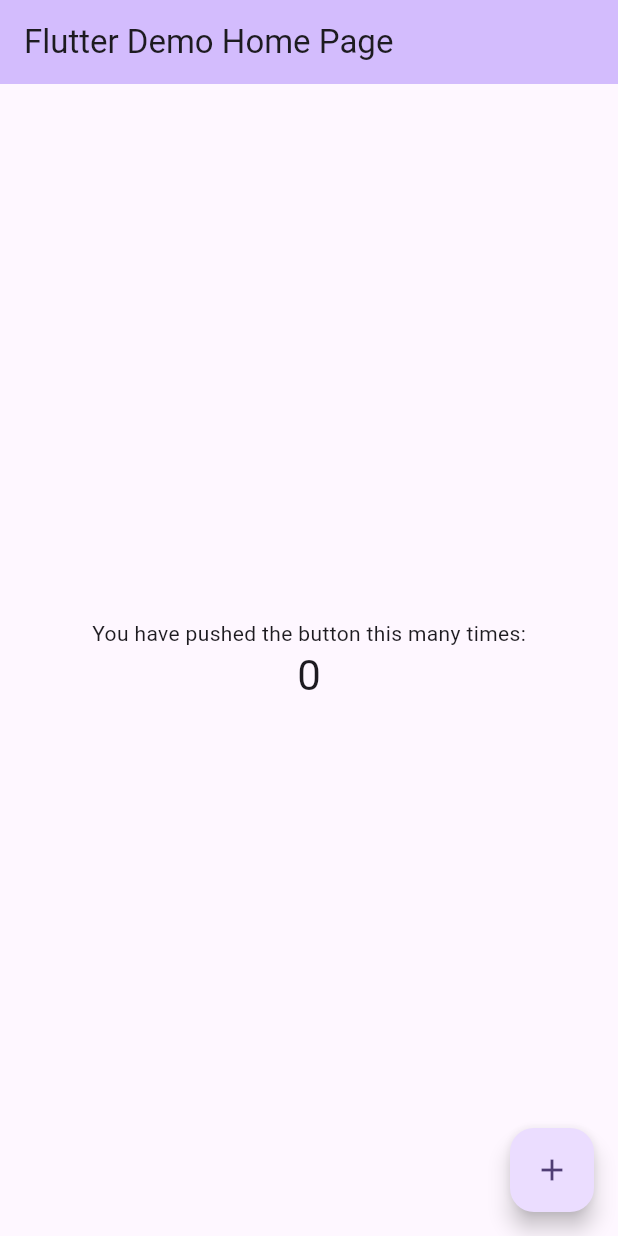
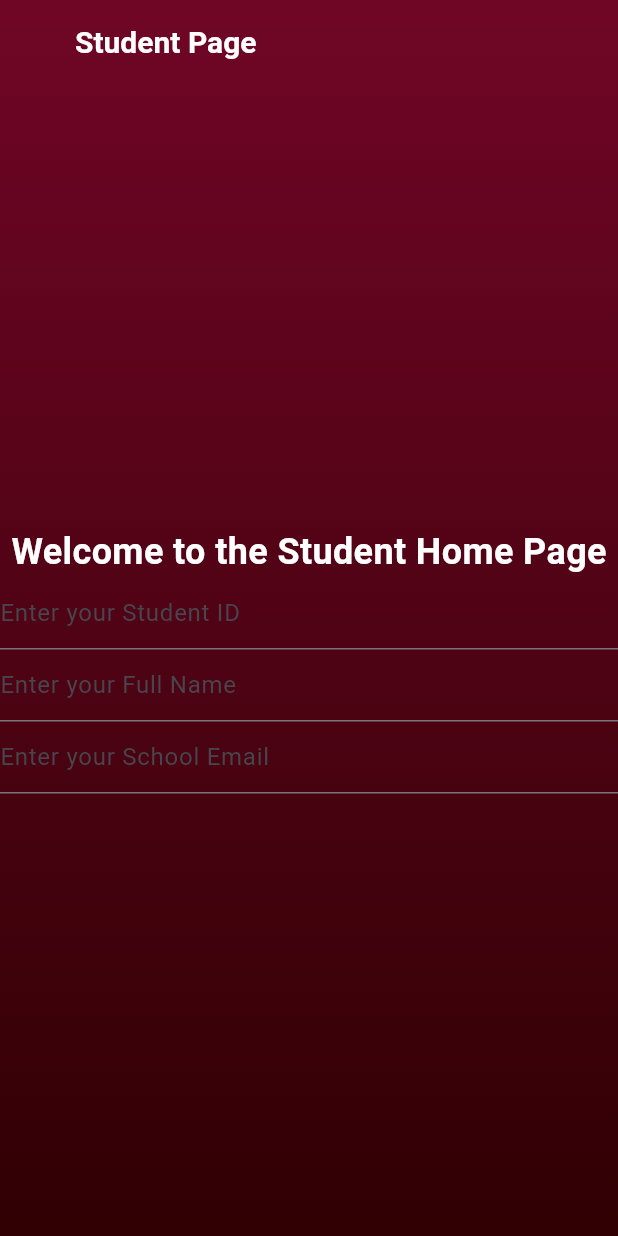
Before and after one commit to Alexander040105/soft-eng-prototypes, a Flutter app: the screen it shows after launch, on a phone screen of 412 x 824 dp. Run offline on Flutter 3.47's test engine with Material 3 defaults, Android fonts, the phone set to English and light mode, and no system bars; Roboto replaces fonts that are missing (Poppins).

```diff
--- a/acad_performance_tracker/front_end/lib/main.dart
+++ b/acad_performance_tracker/front_end/lib/main.dart
@@ -1,9 +1,9 @@
 import 'package:flutter/material.dart';
+import 'pages/students_pages/register_student.dart';
 
 void main() {
   runApp(const MyApp());
 }
-
 class MyApp extends StatelessWidget {
   const MyApp({super.key});
 
@@ -12,114 +12,34 @@ class MyApp extends StatelessWidget {
   Widget build(BuildContext context) {
     return MaterialApp(
       title: 'Flutter Demo',
+      debugShowCheckedModeBanner: false,
+      home: const RegisterStudentWidget(),
+      routes: {
+        '/home': (context) => RegisterStudentWidget(),
+      },
       theme: ThemeData(
-        // This is the theme of your application.
-        //
-        // TRY THIS: Try running your application with "flutter run". You'll see
-        // the application has a purple toolbar. Then, without quitting the app,
-        // try changing the seedColor in the colorScheme below to Colors.green
-        // and then invoke "hot reload" (save your changes or press the "hot
-        // reload" button in a Flutter-supported IDE, or press "r" if you used
-        // the command line to start the app).
-        //
-        // Notice that the counter didn't reset back to zero; the application
-        // state is not lost during the reload. To reset the state, use hot
-        // restart instead.
-        //
-        // This works for code too, not just values: Most code changes can be
-        // tested with just a hot reload.
-        colorScheme: ColorScheme.fromSeed(seedColor: Colors.deepPurple),
-        useMaterial3: true,
+        appBarTheme: AppBarTheme(
+          backgroundColor: Colors.transparent,
+          titleSpacing: 50,
+          titleTextStyle: TextStyle(
+            fontWeight: FontWeight.bold,
+            color: Colors.white,
+            fontFamily: "Poppins",
+            fontSize: 20,
+          ),
+          iconTheme: IconThemeData(color: Colors.white),
+        ),
+        scaffoldBackgroundColor:Colors.transparent,
+        drawerTheme: DrawerThemeData(
+          backgroundColor: Color(0xFF700626),
+        ),
+        elevatedButtonTheme: ElevatedButtonThemeData(
+          style: ElevatedButton.styleFrom(
+            backgroundColor: Color.fromARGB(255, 172, 10, 58),
+          )
+        ),
+        iconTheme: IconThemeData(color: Colors.white),
       ),
-      home: const MyHomePage(title: 'Flutter Demo Home Page'),
     );
   }
 }
-
-class MyHomePage extends StatefulWidget {
-  const MyHomePage({super.key, required this.title});
-
-  // This widget is the home page of your application. It is stateful, meaning
-  // that it has a State object (defined below) that contains fields that affect
-  // how it looks.
-
-  // This class is the configuration for the state. It holds the values (in this
-  // case the title) provided by the parent (in this case the App widget) and
-  // used by the build method of the State. Fields in a Widget subclass are
-  // always marked "final".
-
-  final String title;
-
-  @override
-  State<MyHomePage> createState() => _MyHomePageState();
-}
-
-class _MyHomePageState extends State<MyHomePage> {
-  int _counter = 0;
-
-  void _incrementCounter() {
-    setState(() {
-      // This call to setState tells the Flutter framework that something has
-      // changed in this State, which causes it to rerun the build method below
-      // so that the display can reflect the updated values. If we changed
-      // _counter without calling setState(), then the build method would not be
-      // called again, and so nothing would appear to happen.
-      _counter++;
-    });
-  }
-
-  @override
-  Widget build(BuildContext context) {
-    // This method is rerun every time setState is called, for instance as done
-    // by the _incrementCounter method above.
-    //
-    // The Flutter framework has been optimized to make rerunning build methods
-    // fast, so that you can just rebuild anything that needs updating rather
-    // than having to individually change instances of widgets.
-    return Scaffold(
-      appBar: AppBar(
-        // TRY THIS: Try changing the color here to a specific color (to
-        // Colors.amber, perhaps?) and trigger a hot reload to see the AppBar
-        // change color while the other colors stay the same.
-        backgroundColor: Theme.of(context).colorScheme.inversePrimary,
-        // Here we take the value from the MyHomePage object that was created by
-        // the App.build method, and use it to set our appbar title.
-        title: Text(widget.title),
-      ),
-      body: Center(
-        // Center is a layout widget. It takes a single child and positions it
-        // in the middle of the parent.
-        child: Column(
-          // Column is also a layout widget. It takes a list of children and
-          // arranges them vertically. By default, it sizes itself to fit its
-          // children horizontally, and tries to be as tall as its parent.
-          //
-          // Column has various properties to control how it sizes itself and
-          // how it positions its children. Here we use mainAxisAlignment to
-          // center the children vertically; the main axis here is the vertical
-          // axis because Columns are vertical (the cross axis would be
-          // horizontal).
-          //
-          // TRY THIS: Invoke "debug painting" (choose the "Toggle Debug Paint"
-          // action in the IDE, or press "p" in the console), to see the
-          // wireframe for each widget.
-          mainAxisAlignment: MainAxisAlignment.center,
-          children: <Widget>[
-            const Text(
-              'You have pushed the button this many times:',
-            ),
-            Text(
-              '$_counter',
-              style: Theme.of(context).textTheme.headlineMedium,
-            ),
-          ],
-        ),
-      ),
-      floatingActionButton: FloatingActionButton(
-        onPressed: _incrementCounter,
-        tooltip: 'Increment',
-        child: const Icon(Icons.add),
-      ), // This trailing comma makes auto-formatting nicer for build methods.
-    );
-  }
-}
--- /dev/null
+++ b/acad_performance_tracker/front_end/lib/pages/students_pages/register_student.dart
@@ -0,0 +1,66 @@
+import 'package:flutter/material.dart';
+
+class RegisterStudentWidget extends StatefulWidget {
+  const RegisterStudentWidget({super.key});
+
+  @override
+  State<RegisterStudentWidget> createState() => _RegisterStudentWidgetState();
+}
+
+
+
+class _RegisterStudentWidgetState extends State<RegisterStudentWidget> {
+  @override
+  Widget build(BuildContext context) {
+
+    return Container(
+      decoration: BoxDecoration(
+        gradient: LinearGradient(
+          begin: Alignment.topCenter,
+          end: Alignment.bottomCenter,
+          colors: [
+            const Color(0xFF700626),
+            const Color(0xFF300003),
+          ],
+        ),
+      ),
+
+      child: Scaffold(
+        appBar: AppBar(
+          title: const Text('Student Page'),
+        ),
+
+        body: Center(
+          child: Form(
+            child: Column(
+              mainAxisAlignment: MainAxisAlignment.center,
+              children: [
+                Text(
+                  'Welcome to the Student Home Page',
+                  style: TextStyle(
+                    color: Colors.white,
+                    fontSize: 24,
+                    fontWeight: FontWeight.bold,
+                  ),
+                ),
+                //Student ID
+                TextFormField(
+                  decoration: InputDecoration(hintText: 'Enter your Student ID')
+                ),
+                //Full Name
+                TextFormField(
+                  decoration: InputDecoration(hintText: 'Enter your Full Name')
+                ),
+                //School Email
+                TextFormField(
+                  decoration: InputDecoration(hintText: 'Enter your School Email')
+                )
+
+              ],
+            ),
+          )
+        )
+      )
+    );
+  }
+}
--- a/requirements.txt
+++ b/requirements.txt
@@ -51,4 +51,6 @@ pyusb
 pdfrw
 firebase-admin
 dotenv
+psycopg2
+supabase
 aiosqlite
```
Also changed, not shown: acad_performance_tracker/front_end/lib/pages/students_pages/login_student.dart (added), 4 other files.
